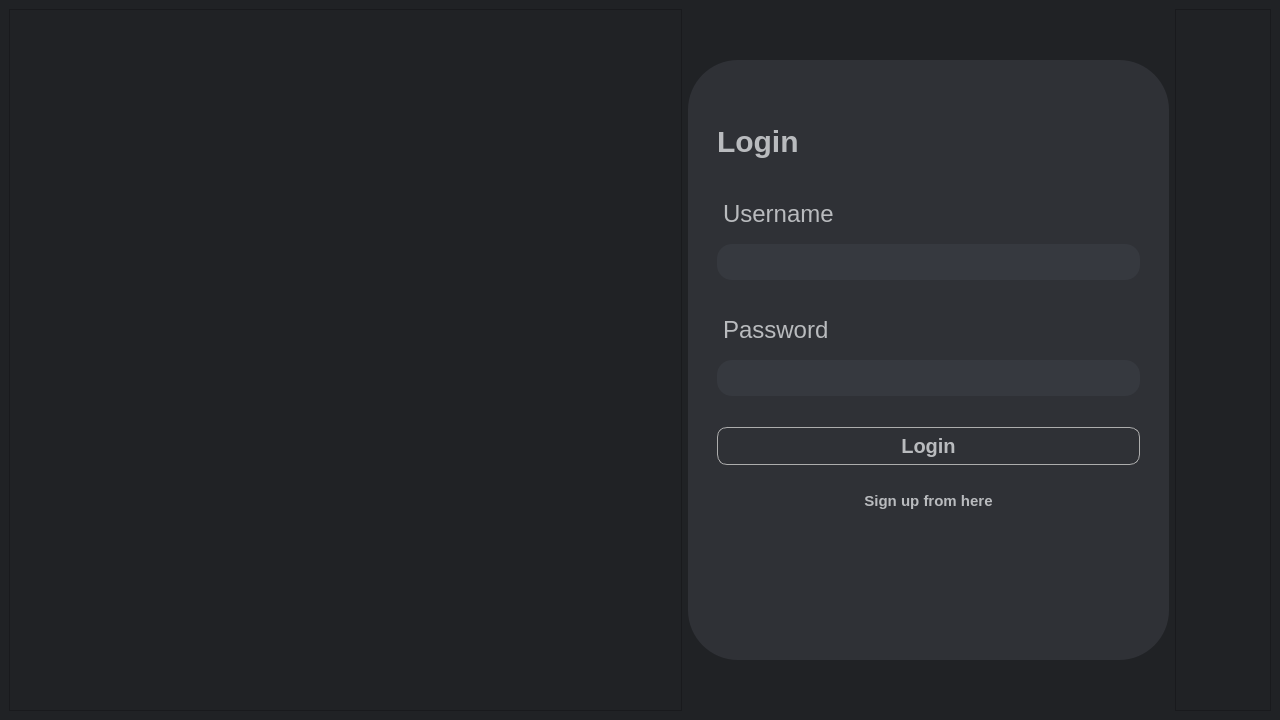
burr1to/kaizen, file K/login.ui: the form before one commit.
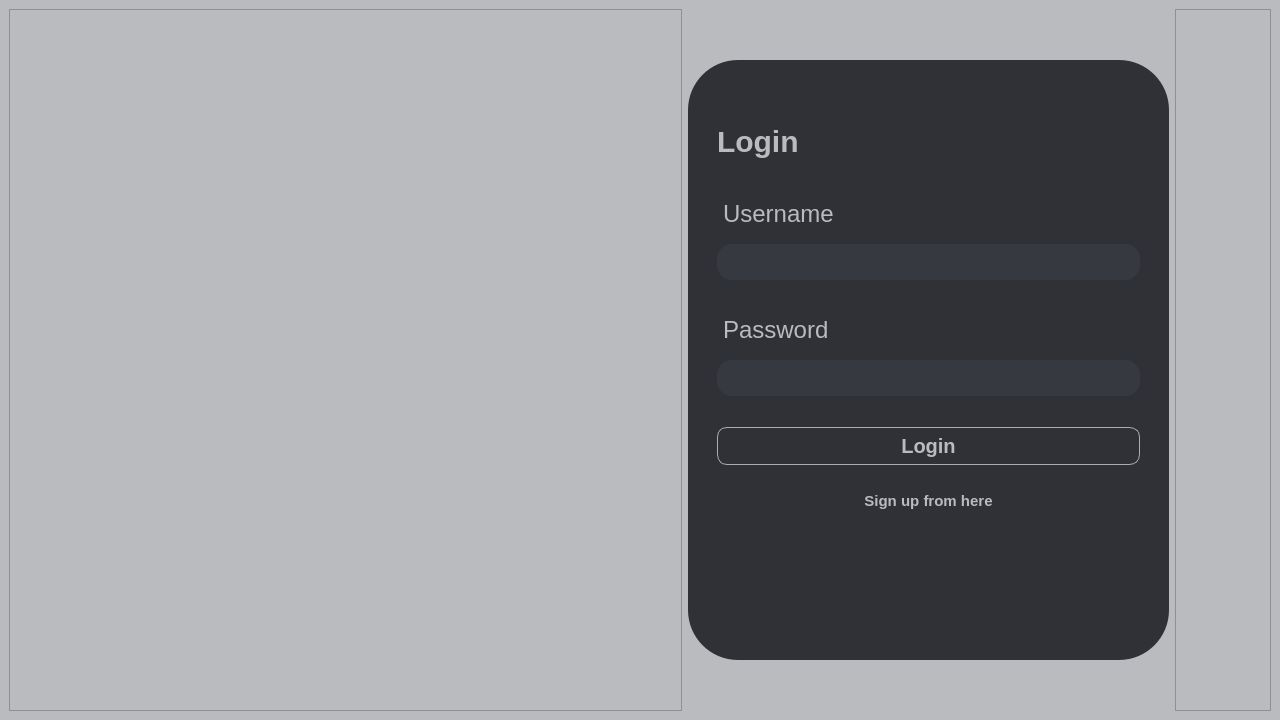
The form after the commit. Icons and pictures are not drawn.

Diff of the .ui file:
```diff
--- a/K/login.ui
+++ b/K/login.ui
@@ -46,7 +46,7 @@
     </size>
    </property>
    <property name="styleSheet">
-    <string notr="true">background-color: rgb(32, 34, 37);</string>
+    <string notr="true">background-color: rgb(185, 187, 190);</string>
    </property>
    <layout class="QHBoxLayout" name="horizontalLayout">
     <item>
```
